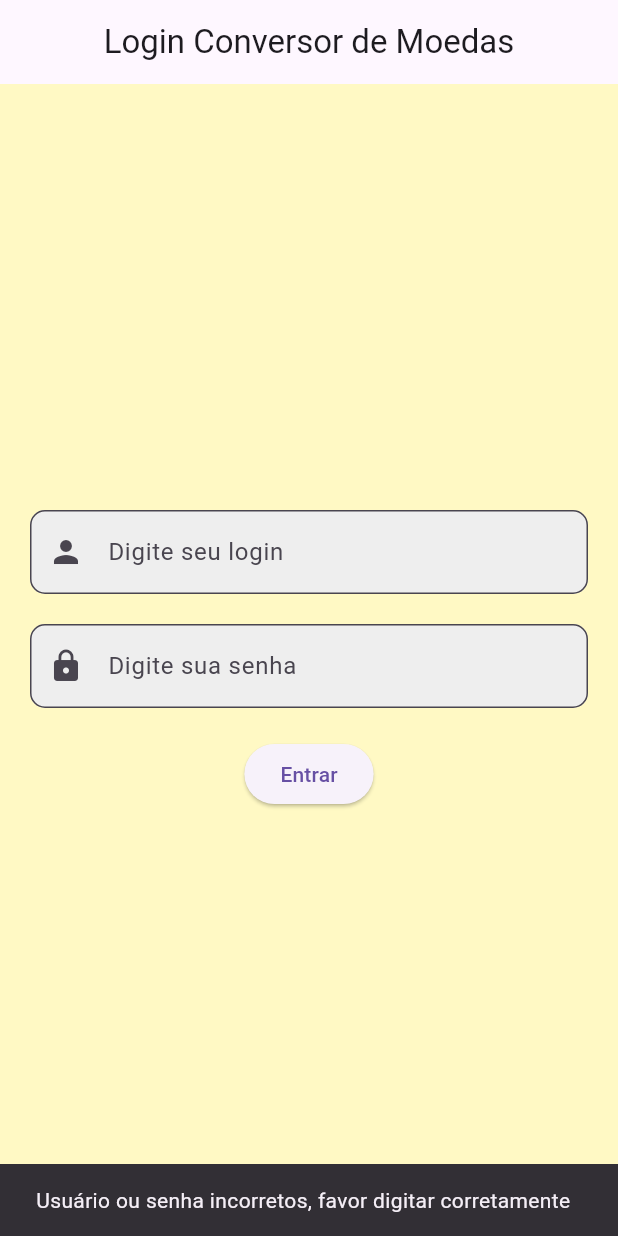
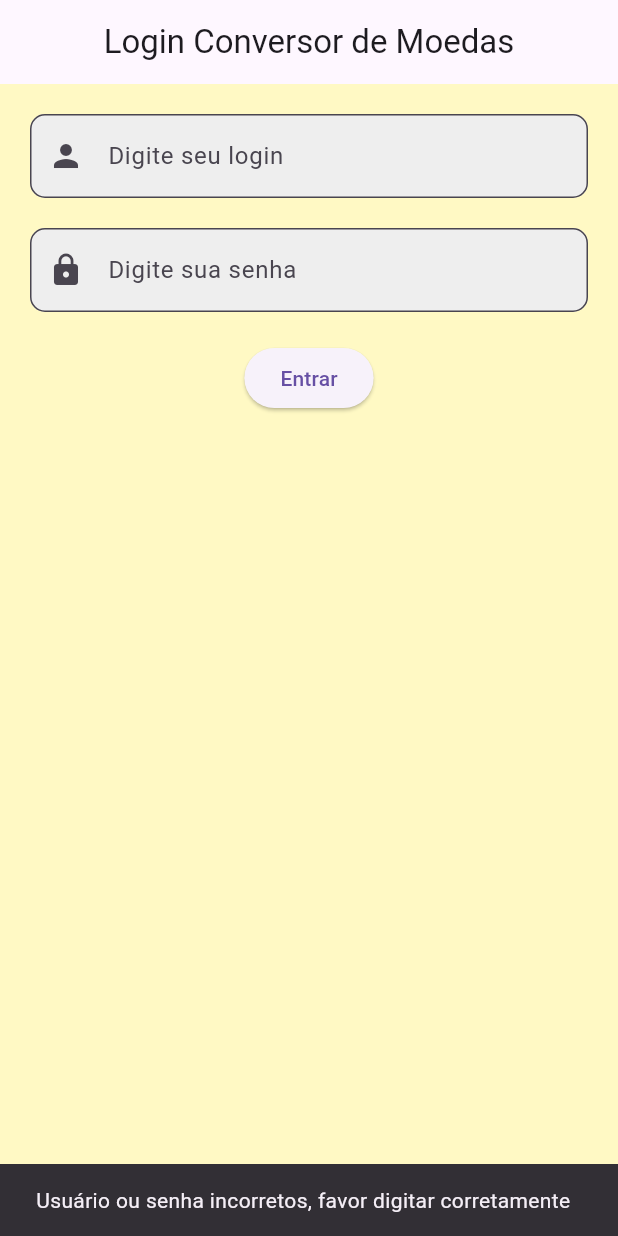
Before and after one commit to lucas-tatin/conversor_moedas, a Flutter app: the screen it shows after launch, after a tap on "Entrar", on a phone screen of 412 x 824 dp. Run offline on Flutter 3.47's test engine with Material 3 defaults, Android fonts, the phone set to English and light mode, and no system bars; our stand-ins replace sqflite; accounts and stored records are empty.

```diff
--- a/lib/pages/pagLogin.dart
+++ b/lib/pages/pagLogin.dart
@@ -14,7 +14,8 @@ class PagLogin extends StatelessWidget {
         title: Text('Login Conversor de Moedas'), // Título centralizado
         centerTitle: true,
       ),
-      body: Padding(
+      body: SingleChildScrollView( // Adicionando SingleChildScrollView aqui
+        child: Padding(
           padding: EdgeInsets.all(20.0),
           child: Column(
             mainAxisAlignment: MainAxisAlignment.center,
@@ -38,7 +39,7 @@ class PagLogin extends StatelessWidget {
                   if (_loginController.text == '123' && _senhaController.text == '123') {
                     Navigator.push(
                       context,
-                    MaterialPageRoute(builder: (context) => ConverteMoedas()), // Remova o parâmetro historico
+                      MaterialPageRoute(builder: (context) => ConverteMoedas()),
                     );
                   } else {
                     ScaffoldMessenger.of(context).showSnackBar(
@@ -51,6 +52,7 @@ class PagLogin extends StatelessWidget {
             ],
           ),
         ),
+      ),
     );
   }
 }
```
Lines whose indentation alone changed are shown as unchanged.
